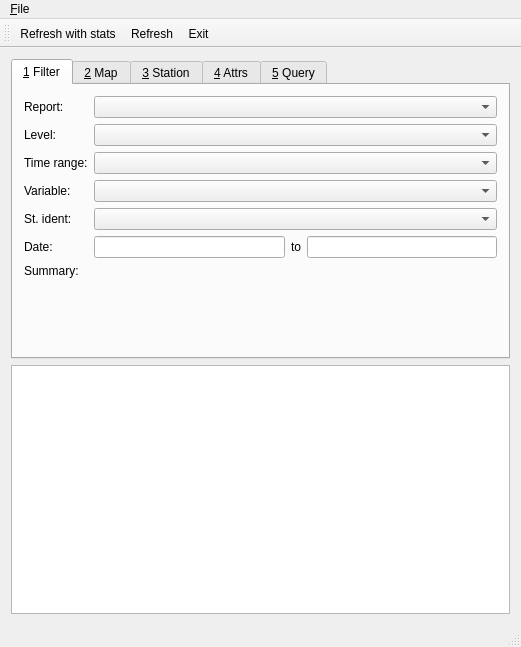
Old version of the form provamimainwindow.ui in the repository ARPA-SIMC/provami.
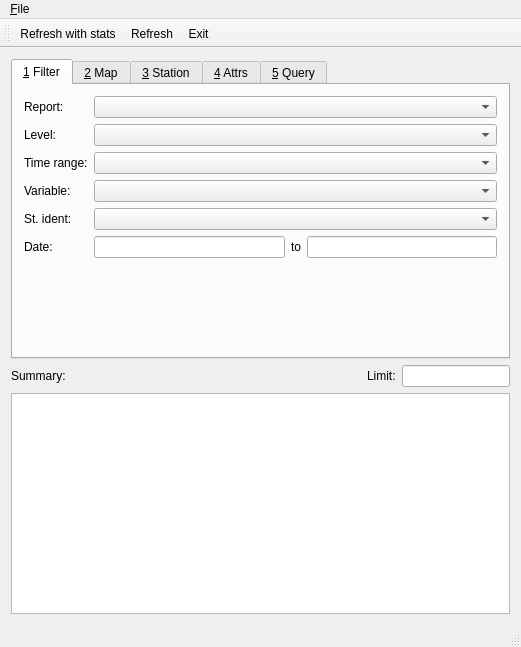
New version of the form. Custom widgets are drawn as their Qt base class.

Commit message: Allow to set result limit

The edit to the form file:
```diff
--- a/provamimainwindow.ui
+++ b/provamimainwindow.ui
@@ -125,20 +125,6 @@
             </item>
            </layout>
           </item>
-          <item row="6" column="0">
-           <widget class="QLabel" name="label_17">
-            <property name="text">
-             <string>Summary:</string>
-            </property>
-           </widget>
-          </item>
-          <item row="6" column="1">
-           <widget class="QLabel" name="filter_summary">
-            <property name="text">
-             <string/>
-            </property>
-           </widget>
-          </item>
          </layout>
         </item>
        </layout>
@@ -425,6 +411,40 @@
       </widget>
      </widget>
     </item>
+    <item>
+     <layout class="QHBoxLayout" name="horizontalLayout_8">
+      <item>
+       <widget class="QLabel" name="label_17">
+        <property name="text">
+         <string>Summary:</string>
+        </property>
+       </widget>
+      </item>
+      <item>
+       <widget class="QLabel" name="filter_summary">
+        <property name="sizePolicy">
+         <sizepolicy hsizetype="Expanding" vsizetype="Preferred">
+          <horstretch>3</horstretch>
+          <verstretch>0</verstretch>
+         </sizepolicy>
+        </property>
+        <property name="text">
+         <string/>
+        </property>
+       </widget>
+      </item>
+      <item>
+       <widget class="QLabel" name="label_21">
+        <property name="text">
+         <string>Limit:</string>
+        </property>
+       </widget>
+      </item>
+      <item>
+       <widget class="QLineEdit" name="filter_limit"/>
+      </item>
+     </layout>
+    </item>
     <item>
      <widget class="provami::DataGridView" name="results">
       <attribute name="verticalHeaderVisible">
```
The commit also changes 4 other files.
